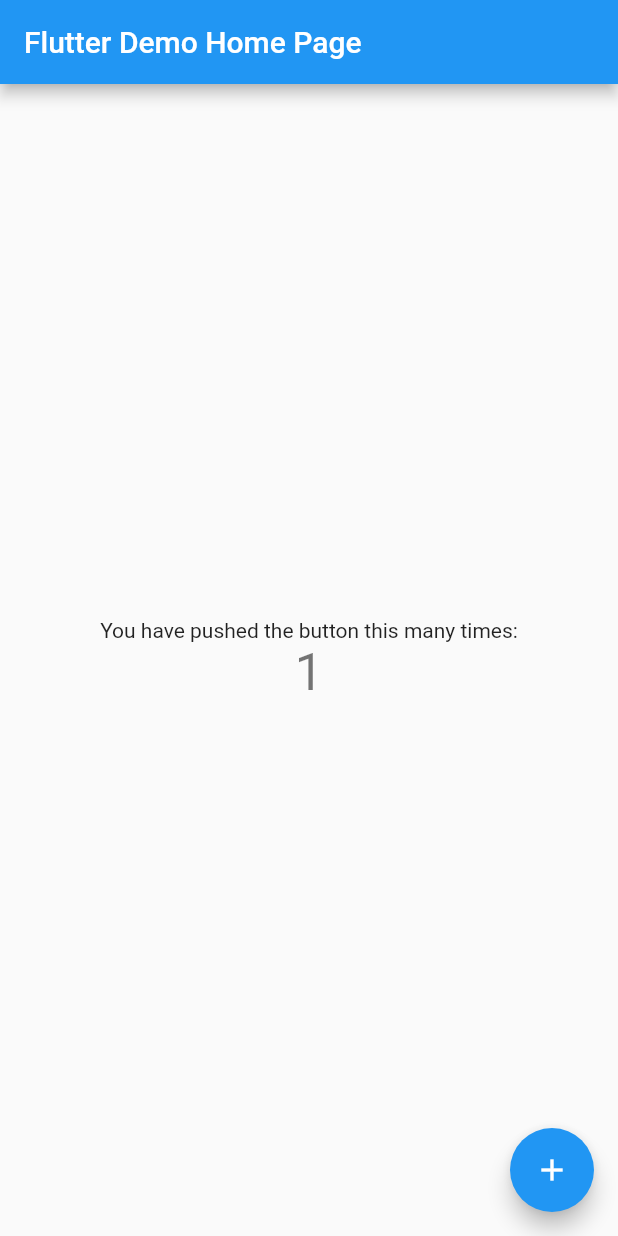
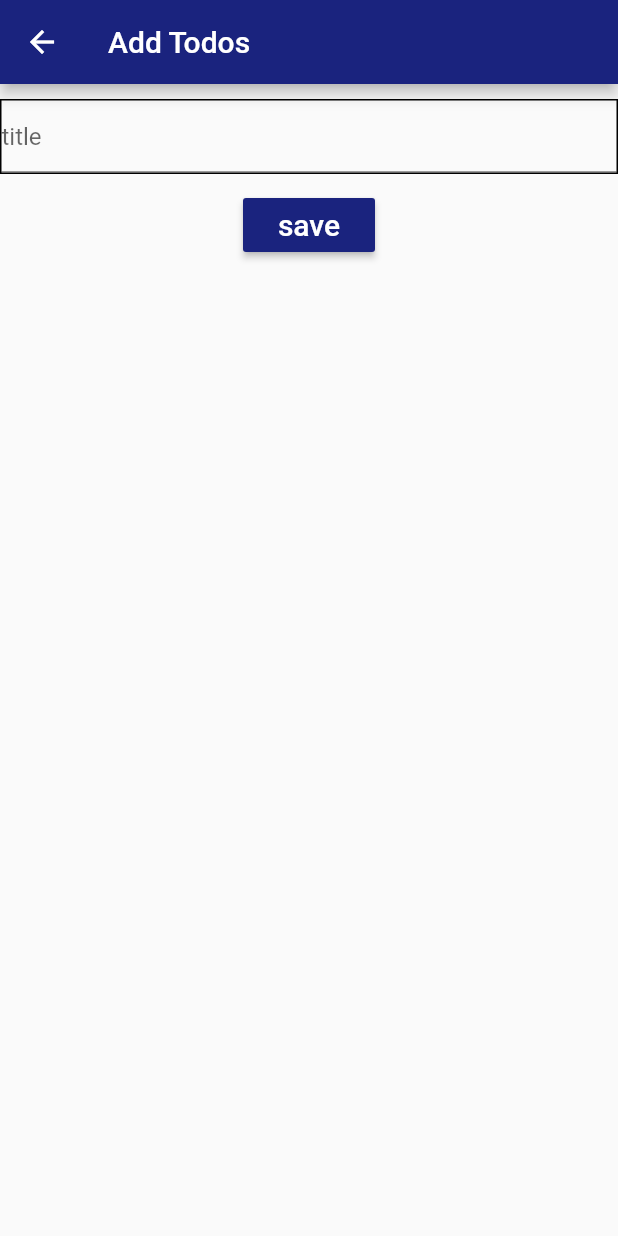
Before and after one commit to katayama8000/rust-actix-web, a Flutter app: the screen it shows after launch, after a tap on the "add" icon, on a phone screen of 412 x 824 dp. Run offline on Flutter 3.47's test engine with Material 2 defaults, Android fonts, the phone set to English and light mode, and no system bars; our stand-ins replace firebase_core, firebase_database; accounts and stored records are empty.

```diff
--- /dev/null
+++ b/lib/addnote.dart
@@ -0,0 +1,62 @@
+import 'package:firebase_database/firebase_database.dart';
+import 'package:flutter/material.dart';
+import 'main.dart';
+
+class addnote extends StatelessWidget {
+  TextEditingController title = TextEditingController();
+
+  final fb = FirebaseDatabase.instance;
+
+  @override
+  Widget build(BuildContext context) {
+    final ref = fb.ref().child('todos');
+
+    return Scaffold(
+      appBar: AppBar(
+        title: Text("Add Todos"),
+        backgroundColor: Colors.indigo[900],
+      ),
+      body: Container(
+        child: Column(
+          children: [
+            SizedBox(
+              height: 10,
+            ),
+            Container(
+              decoration: BoxDecoration(border: Border.all()),
+              child: TextField(
+                controller: title,
+                decoration: InputDecoration(
+                  hintText: 'title',
+                ),
+              ),
+            ),
+            SizedBox(
+              height: 10,
+            ),
+            MaterialButton(
+              color: Colors.indigo[900],
+              onPressed: () {
+                ref
+                    .push()
+                    .set(
+                      title.text,
+                    )
+                    .asStream();
+                Navigator.pushReplacement(
+                    context, MaterialPageRoute(builder: (_) => Home()));
+              },
+              child: Text(
+                "save",
+                style: TextStyle(
+                  color: Colors.white,
+                  fontSize: 20,
+                ),
+              ),
+            ),
+          ],
+        ),
+      ),
+    );
+  }
+}
--- a/lib/main.dart
+++ b/lib/main.dart
@@ -1,115 +1,108 @@
+import 'package:firebase_core/firebase_core.dart';
+import 'package:firebase_database/firebase_database.dart';
+import 'package:firebase_database/ui/firebase_animated_list.dart';
 import 'package:flutter/material.dart';
 
-void main() {
-  runApp(const MyApp());
+import 'addnote.dart';
+
+void main() async {
+  WidgetsFlutterBinding.ensureInitialized();
+  await Firebase.initializeApp();
+  runApp(MyApp());
 }
 
-class MyApp extends StatelessWidget {
-  const MyApp({Key? key}) : super(key: key);
+class MyApp extends StatefulWidget {
+  @override
+  _MyAppState createState() => _MyAppState();
+}
 
-  // This widget is the root of your application.
+class _MyAppState extends State<MyApp> {
   @override
   Widget build(BuildContext context) {
     return MaterialApp(
-      title: 'Flutter Demo',
+      title: "todo app",
       theme: ThemeData(
-        // This is the theme of your application.
-        //
-        // Try running your application with "flutter run". You'll see the
-        // application has a blue toolbar. Then, without quitting the app, try
-        // changing the primarySwatch below to Colors.green and then invoke
-        // "hot reload" (press "r" in the console where you ran "flutter run",
-        // or simply save your changes to "hot reload" in a Flutter IDE).
-        // Notice that the counter didn't reset back to zero; the application
-        // is not restarted.
-        primarySwatch: Colors.blue,
+        primaryColor: Colors.greenAccent[700],
       ),
-      home: const MyHomePage(title: 'Flutter Demo Home Page'),
+      home: Home(),
+      debugShowCheckedModeBanner: false,
     );
   }
 }
 
-class MyHomePage extends StatefulWidget {
-  const MyHomePage({Key? key, required this.title}) : super(key: key);
-
-  // This widget is the home page of your application. It is stateful, meaning
-  // that it has a State object (defined below) that contains fields that affect
-  // how it looks.
-
-  // This class is the configuration for the state. It holds the values (in this
-  // case the title) provided by the parent (in this case the App widget) and
-  // used by the build method of the State. Fields in a Widget subclass are
-  // always marked "final".
-
-  final String title;
-
+class Home extends StatefulWidget {
   @override
-  State<MyHomePage> createState() => _MyHomePageState();
+  _HomeState createState() => _HomeState();
 }
 
-class _MyHomePageState extends State<MyHomePage> {
-  int _counter = 0;
-
-  void _incrementCounter() {
-    setState(() {
-      // This call to setState tells the Flutter framework that something has
-      // changed in this State, which causes it to rerun the build method below
-      // so that the display can reflect the updated values. If we changed
-      // _counter without calling setState(), then the build method would not be
-      // called again, and so nothing would appear to happen.
-      _counter++;
-    });
-  }
-
+class _HomeState extends State<Home> {
+  final fb = FirebaseDatabase.instance;
   @override
   Widget build(BuildContext context) {
-    // This method is rerun every time setState is called, for instance as done
-    // by the _incrementCounter method above.
-    //
-    // The Flutter framework has been optimized to make rerunning build methods
-    // fast, so that you can just rebuild anything that needs updating rather
-    // than having to individually change instances of widgets.
+    final ref = fb.ref().child('todos');
     return Scaffold(
-      appBar: AppBar(
-        // Here we take the value from the MyHomePage object that was created by
-        // the App.build method, and use it to set our appbar title.
-        title: Text(widget.title),
-      ),
-      body: Center(
-        // Center is a layout widget. It takes a single child and positions it
-        // in the middle of the parent.
-        child: Column(
-          // Column is also a layout widget. It takes a list of children and
-          // arranges them vertically. By default, it sizes itself to fit its
-          // children horizontally, and tries to be as tall as its parent.
-          //
-          // Invoke "debug painting" (press "p" in the console, choose the
-          // "Toggle Debug Paint" action from the Flutter Inspector in Android
-          // Studio, or the "Toggle Debug Paint" command in Visual Studio Code)
-          // to see the wireframe for each widget.
-          //
-          // Column has various properties to control how it sizes itself and
-          // how it positions its children. Here we use mainAxisAlignment to
-          // center the children vertically; the main axis here is the vertical
-          // axis because Columns are vertical (the cross axis would be
-          // horizontal).
-          mainAxisAlignment: MainAxisAlignment.center,
-          children: <Widget>[
-            const Text(
-              'You have pushed the button this many times:',
+      floatingActionButton: FloatingActionButton(
+        backgroundColor: Colors.indigo[900],
+        onPressed: () {
+          Navigator.push(
+            context,
+            MaterialPageRoute(
+              builder: (_) => addnote(),
             ),
-            Text(
-              '$_counter',
-              style: Theme.of(context).textTheme.headline4,
-            ),
-          ],
+          );
+        },
+        child: Icon(
+          Icons.add,
         ),
       ),
-      floatingActionButton: FloatingActionButton(
-        onPressed: _incrementCounter,
-        tooltip: 'Increment',
-        child: const Icon(Icons.add),
-      ), // This trailing comma makes auto-formatting nicer for build methods.
+      appBar: AppBar(
+        title: Text(
+          'Todos',
+          style: TextStyle(
+            fontSize: 30,
+          ),
+        ),
+        backgroundColor: Colors.indigo[900],
+      ),
+      body: FirebaseAnimatedList(
+        query: ref,
+        shrinkWrap: true,
+        itemBuilder: (context, snapshot, animation, index) {
+          return GestureDetector(
+            onTap: () {},
+            child: Container(
+              child: Padding(
+                padding: const EdgeInsets.all(8.0),
+                child: ListTile(
+                  shape: RoundedRectangleBorder(
+                    side: BorderSide(
+                      color: Colors.white,
+                    ),
+                    borderRadius: BorderRadius.circular(10),
+                  ),
+                  tileColor: Colors.indigo[100],
+                  trailing: IconButton(
+                    icon: Icon(
+                      Icons.delete,
+                      color: Colors.red[900],
+                    ),
+                    onPressed: () {
+                      ref.child(snapshot.key!).remove();
+                    },
+                  ),
+                  title: Text(
+                    snapshot.value.toString(),
+                    style: TextStyle(
+                      fontSize: 25,
+                      fontWeight: FontWeight.bold,
+                    ),
+                  ),
+                ),
+              ),
+            ),
+          );
+        },
+      ),
     );
   }
 }
--- a/pubspec.yaml
+++ b/pubspec.yaml
@@ -34,6 +34,8 @@ dependencies:
   # The following adds the Cupertino Icons font to your application.
   # Use with the CupertinoIcons class for iOS style icons.
   cupertino_icons: ^1.0.2
+  firebase_database: ^9.0.15
+  firebase_core: ^1.17.1
 
 dev_dependencies:
   flutter_test:
```
Also changed, not shown: pubspec.lock, 5 other files.
